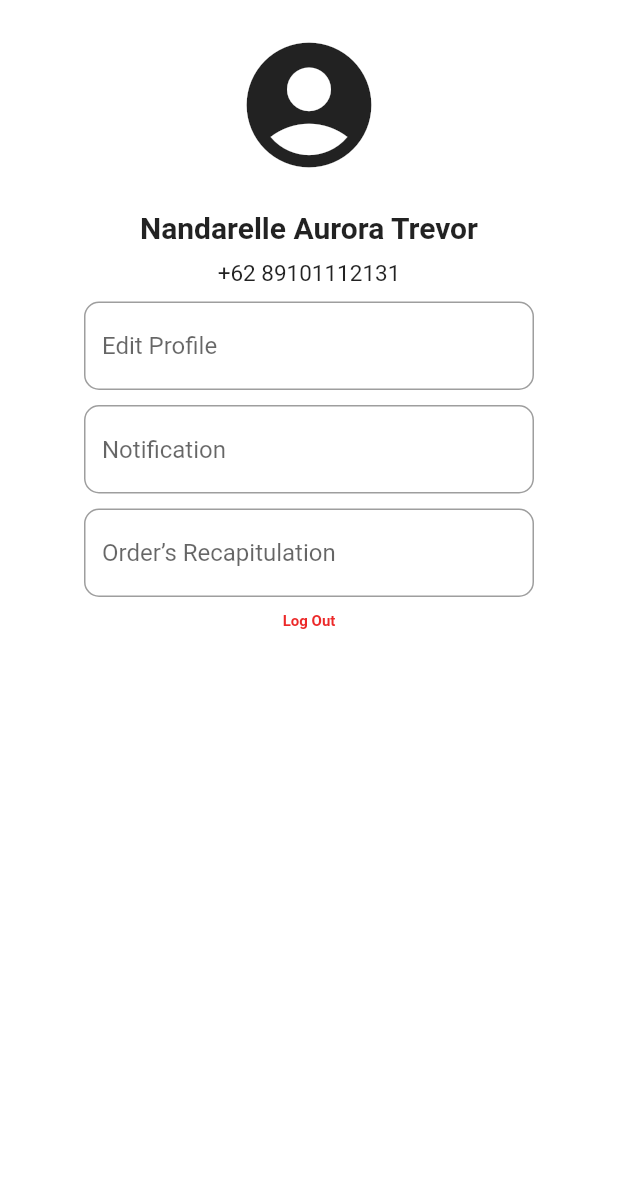
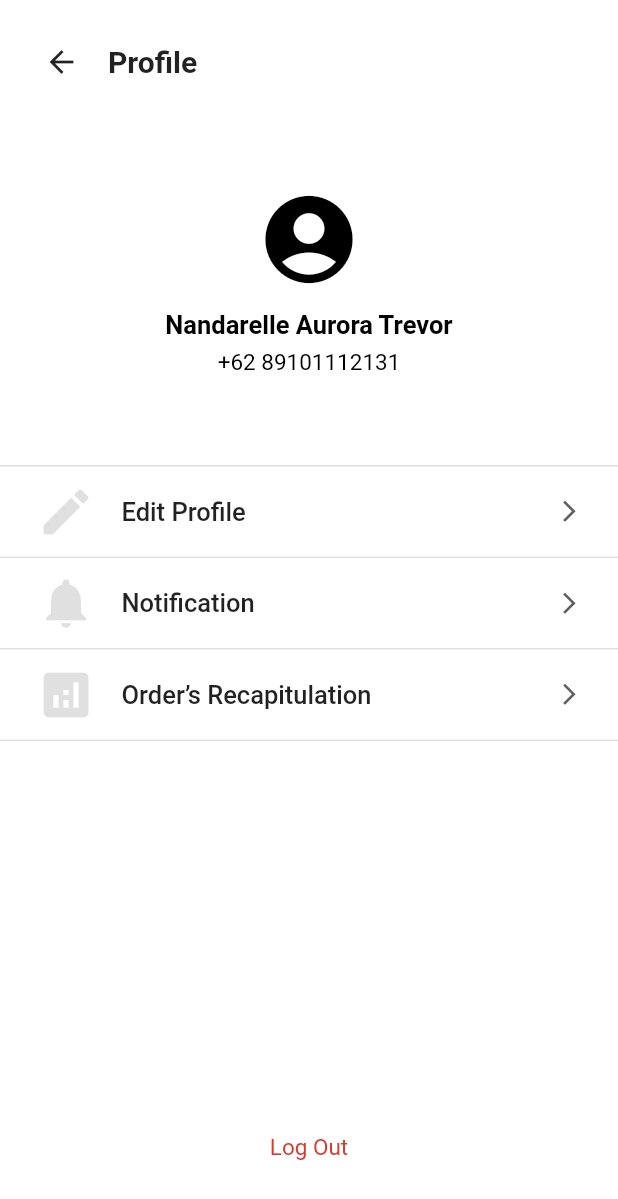
Before and after one commit to Lejhat-Bergijhi/veggytably-merchant, a Flutter app: the ProfilePage screen opened directly, on a phone screen of 412 x 824 dp. Shown: the top 1199 px of the screen. Run offline on Flutter 3.47's test engine with Material 2 defaults, Android fonts, the phone set to English and light mode, and no system bars; our stand-ins replace flutter_secure_storage, get; accounts and stored records are empty; Roboto replaces fonts that are missing (Rubik).

Commit message:
profile page modified

```diff
--- a/lib/main.dart
+++ b/lib/main.dart
@@ -3,6 +3,8 @@ import 'package:get/get_navigation/src/root/get_material_app.dart';
 import 'views/login_page.dart';
 import 'views/signup_page.dart';
 import 'views/home_page.dart';
+import 'views/profile_page.dart';
+
 
 void main() {
   runApp(const MainApp());
@@ -15,7 +17,7 @@ class MainApp extends StatelessWidget {
   Widget build(BuildContext context) {
     return const GetMaterialApp(
       debugShowCheckedModeBanner: false,
-      home: SignUpPage(),
+      home: ProfilePage(),
     );
   }
 }
--- a/lib/views/profile_page.dart
+++ b/lib/views/profile_page.dart
@@ -7,88 +7,224 @@ class ProfilePage extends StatelessWidget {
   Widget build(BuildContext context) {
     return Scaffold(
       backgroundColor: Colors.white,
-      body: SafeArea(
-        child: Center(
-          child: Column(
+      body: Column( //
         children: [
-              SizedBox(height: 20),
+          Container(
+            padding: const EdgeInsets.only(top: 17.0, left: 17.0),
+            child: Row(
+              children: [
+                IconButton(
+                  icon: const Icon(Icons.arrow_back),
+                  onPressed: () {
 
-              // logo
-              Icon(Icons.account_circle,
-              size:100,
+                  },
                 ),
-              SizedBox(height: 20),
-
-              // Text: VegyMerch
-              Text('Nandarelle Aurora Trevor',
+                const SizedBox(width: 7.0),
+                Container(
+                  child: const Text(
+                    "Profile",
                     style: TextStyle(
-                fontSize: 20,
+                      fontSize: 20.0,
                       fontWeight: FontWeight.bold,
                     ),
                   ),
-              SizedBox(height: 10),
-
-              // Text: Powered by Vegytably
-              Text('+62 89101112131',
-              style: TextStyle(
-                fontSize: 15,
-                fontWeight: FontWeight.normal,
+                )
+              ],
             )
           ),
-               SizedBox(height: 10),
-
-               // Input Email or Telephone Number
+          const SizedBox(height: 20.0),
           Container(
-                  width: 300,
-                  child: TextField(
-                    decoration: InputDecoration(
-                      hintText: 'Edit Profile',
-                      border: OutlineInputBorder(
-                        borderRadius: BorderRadius.circular(10),
+            height: 205,
+            padding: const EdgeInsets.only(left:78, right: 78),
+            child: Container(
+              child: Column(
+                mainAxisAlignment: MainAxisAlignment.center,
+                children: [
+                  Icon(
+                    color: Colors.black,
+                    Icons.account_circle_rounded,
+                    size: 70,
+                  ),
+                  const SizedBox(height: 12,),
+                  Container(
+                    child: Text(
+                      "Nandarelle Aurora Trevor",
+                      style: TextStyle(
+                          color: Colors.black,
+                          fontSize: 17,
+                          fontFamily: "Rubik",
+                          fontWeight: FontWeight.w600,
                       ),
                     ),
                   ),
+                  const SizedBox(height: 6,),
+                  Container(
+                    child: Text(
+                      "+62 89101112131",
+                      style: TextStyle(
+                          color: Colors.black,
+                          fontSize: 15,
+                          fontFamily: "Rubik",
+                          fontWeight: FontWeight.w400,
                       ),
-                SizedBox(height: 10),
-
-                // Input Password
+                    )
+                  ),
+                ]
+              ),
+            )
+          ),
+          const SizedBox(height: 20.0),
           Container(
-                  width: 300,
-                  child: TextField(
-                    decoration: InputDecoration(
-                      hintText: 'Notification',
-                      border: OutlineInputBorder(
-                        borderRadius: BorderRadius.circular(10),
+            child: ListView(
+              shrinkWrap: true,
+              physics: const NeverScrollableScrollPhysics(),
+              scrollDirection: Axis.vertical,
+              children: [
+                Container(
+                  decoration: BoxDecoration(
+                    border: Border(
+                      bottom: BorderSide(
+                        color: Colors.black12,
+                        width: 1.0,
+                      ),
+                      top: BorderSide(
+                        color: Colors.black12,
+                        width: 1.0,
                       ),
                     ),
                   ),
+                  padding: const EdgeInsets.only(left: 24.0, right: 24.0, top:10, bottom:10),
+                  child: Row(
+                    children: [
+                      Icon(
+                        Icons.edit,
+                        color: Colors.black12,
+                        size: 40,
                       ),
-                SizedBox(height: 10),
-
+                      const SizedBox(width: 17.0),
                       Container(
-                  width: 300,
-                  child: TextField(
-                    decoration: InputDecoration(
-                      hintText: 'Order’s Recapitulation',
-                      border: OutlineInputBorder(
-                        borderRadius: BorderRadius.circular(10),
+                        child: const Text(
+                          "Edit Profile",
+                          style: TextStyle(
+                            fontSize: 17.0,
+                            fontWeight: FontWeight.w500,
                           ),
                         ),
                       ),
+                      const Spacer(),
+                      Container(
+                        child: const Icon(
+                          Icons.arrow_forward_ios,
+                          size: 17,
+                          color: Color(0xFF5F5F5F)
                         ),
-                SizedBox(height: 10),
-
-                // Text: Sign Up
-                Text('Log Out',
-                style: TextStyle(
-                  fontSize: 10,
-                  fontWeight: FontWeight.bold,
-                  color: Color.fromARGB(255, 236, 41, 41),
+                      )
+                    ],
                   ),
                 ),
-          ]),
+                Container(
+                  decoration: BoxDecoration(
+                    border: Border(
+                      bottom: BorderSide(
+                        color: Colors.black12,
+                        width: 1.0,
+                      ),
+                      // top: BorderSide(
+                      //   color: Colors.black12,
+                      //   width: 1.0,
+                      // ),
                     ),
                   ),
+                  padding: const EdgeInsets.only(left: 24.0, right: 24.0, top:10, bottom:10),
+                  child: Row(
+                    children: [
+                      Icon(
+                        Icons.notifications,
+                        color: Colors.black12,
+                        size: 40,
+                      ),
+                      const SizedBox(width: 17.0),
+                      Container(
+                        child: const Text(
+                          "Notification",
+                          style: TextStyle(
+                            fontSize: 17.0,
+                            fontWeight: FontWeight.w500,
+                          ),
+                        ),
+                      ),
+                      const Spacer(),
+                      Container(
+                        child: const Icon(
+                          Icons.arrow_forward_ios,
+                          size: 17,
+                          color: Color(0xFF5F5F5F)
+                        ),
+                      )
+                    ],
+                  ),
+                ),
+                Container(
+                  decoration: BoxDecoration(
+                    border: Border(
+                      bottom: BorderSide(
+                        color: Colors.black12,
+                        width: 1.0,
+                      ),
+                      // top: BorderSide(
+                      //   color: Colors.black12,
+                      //   width: 1.0,
+                      // ),
+                    ),
+                  ),
+                  padding: const EdgeInsets.only(left: 24.0, right: 24.0, top:10, bottom:10),
+                  child: Row(
+                    children: [
+                      Icon(
+                        Icons.analytics,
+                        color: Colors.black12,
+                        size: 40,
+                      ),
+                      const SizedBox(width: 17.0),
+                      Container(
+                        child: const Text(
+                          "Order’s Recapitulation",
+                          style: TextStyle(
+                            fontSize: 17.0,
+                            fontWeight: FontWeight.w500,
+                          ),
+                        ),
+                      ),
+                      const Spacer(),
+                      Container(
+                        child: const Icon(
+                          Icons.arrow_forward_ios,
+                          size: 17,
+                          color: Color(0xFF5F5F5F)
+                        ),
+                      )
+                    ],
+                  ),
+                ),
+              ],
+            )
+          ),
+          Spacer(),
+          Container(
+            padding: EdgeInsets.only(bottom:50),
+            child: Text(
+              "Log Out",
+              style: TextStyle(
+                color: Color(0xFFD13D34),
+                fontSize: 15,
+                fontFamily: "Rubik",
+                fontWeight: FontWeight.w400,
+              ),
+            )
+          ),
+
+        ],
+      )
     );
   }
 }
```
Lines whose indentation alone changed are shown as unchanged.
